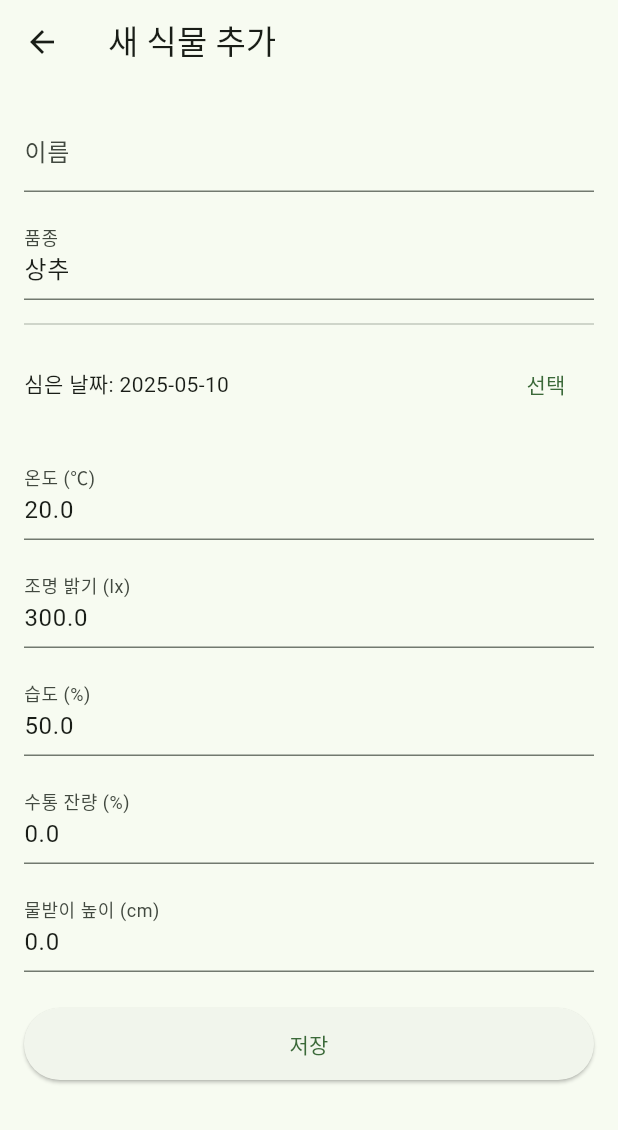
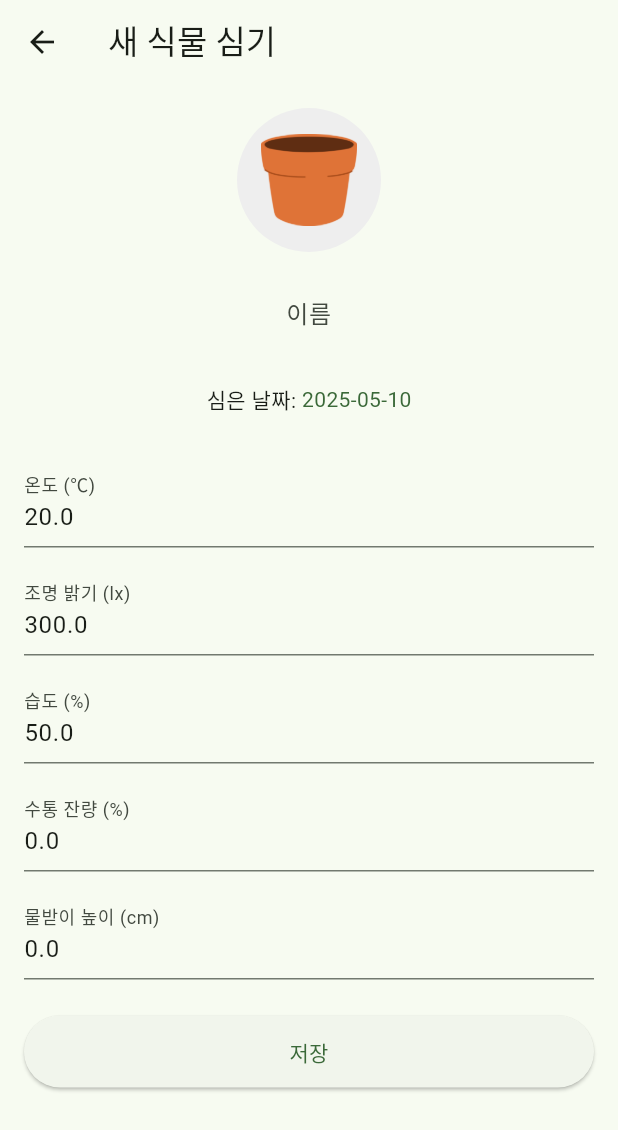
Before and after one commit to jhshin305/Plantmate, a Flutter app: the AddPlantScreen screen opened by its route, on a phone screen of 412 x 824 dp. Shown: the top 1130 px of the screen. Run offline on Flutter 3.47's test engine with Material 3 defaults, Android fonts, the light colour scheme and no system bars; our stand-ins replace sqflite; accounts and stored records are empty.

Commit message:
Add plant variety icons and update add plant screen functionality

```diff
--- a/plantmate/lib/screens/add_plant_screen.dart
+++ b/plantmate/lib/screens/add_plant_screen.dart
@@ -9,8 +9,9 @@ class AddPlantScreen extends StatefulWidget {
 
 class _AddPlantScreenState extends State<AddPlantScreen> {
   final _formKey = GlobalKey<FormState>();
+
   String _name = '';
-  String _variety = '상추';
+  String _variety = '';
   DateTime _date = DateTime.now();
   double _temp = 20;
   double _bright = 300;
@@ -18,7 +19,29 @@ class _AddPlantScreenState extends State<AddPlantScreen> {
   double _tank = 0;
   double _tray = 0;
 
-  final List<String> _varietyOptions = ['상추', '딸기', '토마토'];
+  late FocusNode _nameFocus;
+
+  final Map<String, String> _varietyAssets = {
+    '상추': 'assets/icons/lettuce.png',
+    '딸기': 'assets/icons/strawberry.png',
+    '토마토': 'assets/icons/tomato.png',
+  };
+  List<String> get _varietyOptions => _varietyAssets.keys.toList();
+
+  @override
+  void initState() {
+    super.initState();
+    _nameFocus = FocusNode();
+    _nameFocus.addListener(() {
+      setState(() {});
+    });
+  }
+
+  @override
+  void dispose() {
+    _nameFocus.dispose();
+    super.dispose();
+  }
 
   Future<void> _pickDate() async {
     final picked = await showDatePicker(
@@ -27,9 +50,42 @@ class _AddPlantScreenState extends State<AddPlantScreen> {
       firstDate: DateTime(2020),
       lastDate: DateTime.now(),
     );
-    if (picked != null) {
-      setState(() => _date = picked);
-    }
+    if (picked != null) setState(() => _date = picked);
+  }
+
+  Future<void> _pickVariety() async {
+    final selected = await showModalBottomSheet<String>(
+      context: context,
+      builder: (_) {
+        return GridView.count(
+          crossAxisCount: 3,
+          padding: const EdgeInsets.all(16),
+          children: _varietyOptions.map((v) {
+            return GestureDetector(
+              onTap: () => Navigator.pop(context, v),
+              child: Column(
+                children: [
+                  CircleAvatar(
+                    radius: 30,
+                    backgroundColor: Colors.grey[200],
+                    child: Padding(
+                      padding: const EdgeInsets.all(8),
+                      child: Image.asset(
+                        _varietyAssets[v]!,
+                        fit: BoxFit.contain,
+                      ),
+                    ),
+                  ),
+                  const SizedBox(height: 8),
+                  Text(v),
+                ],
+              ),
+            );
+          }).toList(),
+        );
+      },
+    );
+    if (selected != null) setState(() => _variety = selected);
   }
 
   void _save() {
@@ -50,57 +106,77 @@ class _AddPlantScreenState extends State<AddPlantScreen> {
   @override
   Widget build(BuildContext context) {
     return Scaffold(
-      appBar: AppBar(title: const Text('새 식물 추가')),
+      appBar: AppBar(title: const Text('새 식물 심기')),
       body: Padding(
         padding: const EdgeInsets.all(16),
         child: Form(
           key: _formKey,
           child: ListView(
             children: [
-              // 이름 입력
+              // 상단 이미지 선택
+              GestureDetector(
+                onTap: _pickVariety,
+                child: Center(
+                  child: Container(
+                    width: 96,
+                    height: 96,
+                    decoration: BoxDecoration(
+                      shape: BoxShape.circle,
+                      color: Colors.grey[200],
+                    ),
+                    child: Padding(
+                      padding: const EdgeInsets.all(16),
+                      child: Image.asset(
+                        _varietyAssets[_variety] ?? 'assets/icons/pot.png',
+                        fit: BoxFit.contain,
+                      ),
+                    ),
+                  ),
+                ),
+              ),
+              const SizedBox(height: 16),
+
+              // 선택된 품종명 표시
+              if (_variety.isNotEmpty)
+                Center(
+                  child: Text(
+                    _variety,
+                    style: Theme.of(context).textTheme.bodyMedium,
+                  ),
+                ),
+              if (_variety.isNotEmpty) const SizedBox(height: 16),
+
+              // 이름 입력 (중앙 정렬, 힌트 초기, 힌트 사라짐 on focus)
               TextFormField(
-                decoration: const InputDecoration(labelText: '이름'),
+                focusNode: _nameFocus,
+                textAlign: TextAlign.center,
+                decoration: InputDecoration(
+                  hintText: _nameFocus.hasFocus ? '' : '이름',
+                  border: InputBorder.none,
+                ),
                 validator: (val) => val == null || val.isEmpty ? '필수 입력' : null,
                 onSaved: (val) => _name = val!,
               ),
               const SizedBox(height: 16),
 
-              // 품종 선택 다이얼로그
-              TextFormField(
-                readOnly: true,
-                decoration: InputDecoration(
-                  labelText: '품종',
+              // 날짜 선택 (날짜 텍스트 터치 시 날짜 선택 창 열기)
+              Padding(
+                padding: const EdgeInsets.symmetric(vertical: 8),
+                child: Row(
+                  mainAxisAlignment: MainAxisAlignment.center,
+                  children: [
+                    const Text('심은 날짜: '),
+                    GestureDetector(
+                      onTap: _pickDate,
+                      child: Text(
+                        _date.toLocal().toString().split(' ')[0],
+                        style: TextStyle(
+                          color: Theme.of(context).primaryColor,
+                        ),
+                      ),
+                    ),
+                  ],
                 ),
-                controller: TextEditingController(text: _variety),
-                onTap: () async {
-                  final selected = await showDialog<String>(
-                    context: context,
-                    builder: (ctx) => SimpleDialog(
-                      title: const Text('품종 선택'),
-                      children: _varietyOptions
-                          .map((v) => SimpleDialogOption(
-                                onPressed: () => Navigator.pop(ctx, v),
-                                child: Text(v),
-                              ))
-                          .toList(),
-                    ),
-                  );
-                  if (selected != null) {
-                    setState(() => _variety = selected);
-                  }
-                },
-                validator: (_) => _variety.isEmpty ? '필수 입력' : null,
-                onSaved: (_) {},
-              ),
-              const Divider(height: 32),
-
-              // 날짜 선택
-              Row(
-                children: [
-                  Text('심은 날짜: ${_date.toLocal().toString().split(' ')[0]}'),
-                  const Spacer(),
-                  TextButton(onPressed: _pickDate, child: const Text('선택')),
-                ],
               ),
               const SizedBox(height: 16),
 
--- a/plantmate/lib/screens/home_screen.dart
+++ b/plantmate/lib/screens/home_screen.dart
@@ -75,7 +75,7 @@ class _HomeScreenState extends State<HomeScreen> {
           ? Center(
               child: ElevatedButton.icon(
                 icon: const Icon(Icons.add),
-                label: const Text('새 식물 추가'),
+                label: const Text('새 식물 심기'),
                 onPressed: _addPlant,
               ),
             )
@@ -101,7 +101,7 @@ class _HomeScreenState extends State<HomeScreen> {
                   const SizedBox(height: 2),
                   Text('수통 잔량: ${_plant!.tankLevel}%'),
                   const SizedBox(height: 2),
-                  Text('물받이 높이: ${_plant!.trayHeight} cm'),
+                  Text('물받이 잔량: ${_plant!.trayHeight}%'),
                 ],
               ),
             ),
```
Also changed, not shown: plantmate/pubspec.yaml (+8 -0 lines), plantmate/assets/icons/lettuce.png (added), plantmate/assets/icons/pot.png (added), plantmate/assets/icons/strawberry.png (added), plantmate/assets/icons/tomato.png (added), plantmate/pubspec.lock, 2 other files.
